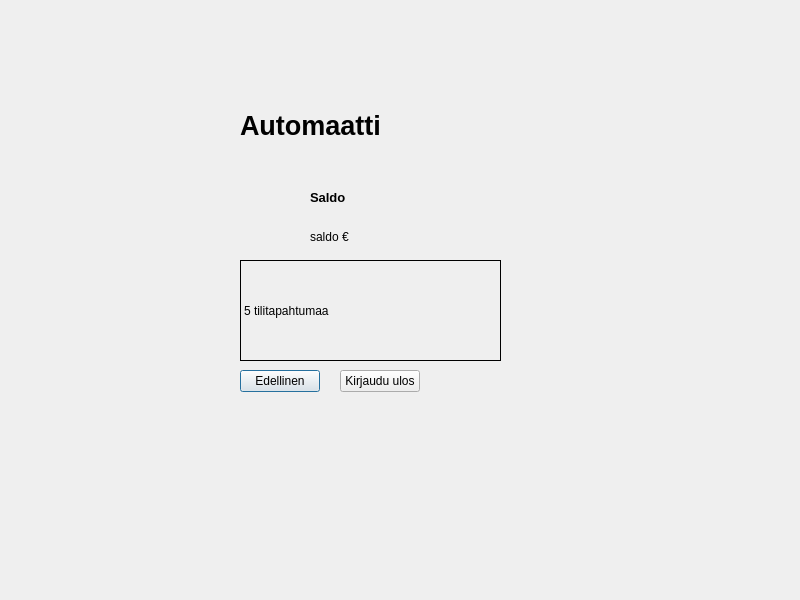
Before: the Qt Designer form qt_frontend/ATM/saldo.ui in ssaukkonen/BankSimul_ryhma_31, drawn with Qt 5.
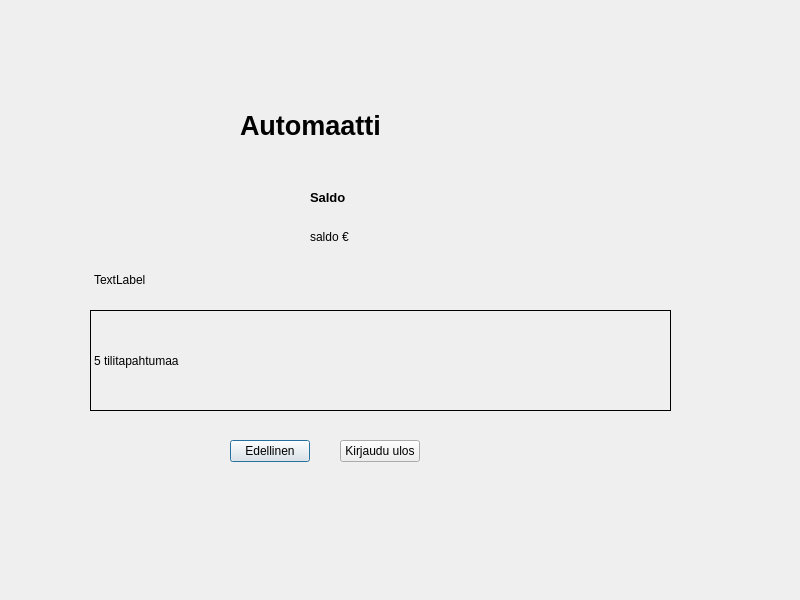
After: the same form once the commit is applied.

What changed in the file:
```diff
--- a/qt_frontend/ATM/saldo.ui
+++ b/qt_frontend/ATM/saldo.ui
@@ -69,8 +69,8 @@
   <widget class="QPushButton" name="pushButton">
    <property name="geometry">
     <rect>
-     <x>240</x>
-     <y>370</y>
+     <x>230</x>
+     <y>440</y>
      <width>80</width>
      <height>22</height>
     </rect>
@@ -83,7 +83,7 @@
    <property name="geometry">
     <rect>
      <x>340</x>
-     <y>370</y>
+     <y>440</y>
      <width>80</width>
      <height>22</height>
     </rect>
@@ -95,9 +95,9 @@
   <widget class="QLabel" name="label_4">
    <property name="geometry">
     <rect>
-     <x>240</x>
-     <y>260</y>
-     <width>261</width>
+     <x>90</x>
+     <y>310</y>
+     <width>581</width>
      <height>101</height>
     </rect>
    </property>
@@ -108,6 +108,19 @@
     <string>5 tilitapahtumaa</string>
    </property>
   </widget>
+  <widget class="QLabel" name="label_3">
+   <property name="geometry">
+    <rect>
+     <x>94</x>
+     <y>270</y>
+     <width>61</width>
+     <height>20</height>
+    </rect>
+   </property>
+   <property name="text">
+    <string>TextLabel</string>
+   </property>
+  </widget>
  </widget>
  <resources/>
  <connections/>
```
Left out of the diff: 2 changed lines with no effect on the pictures.
